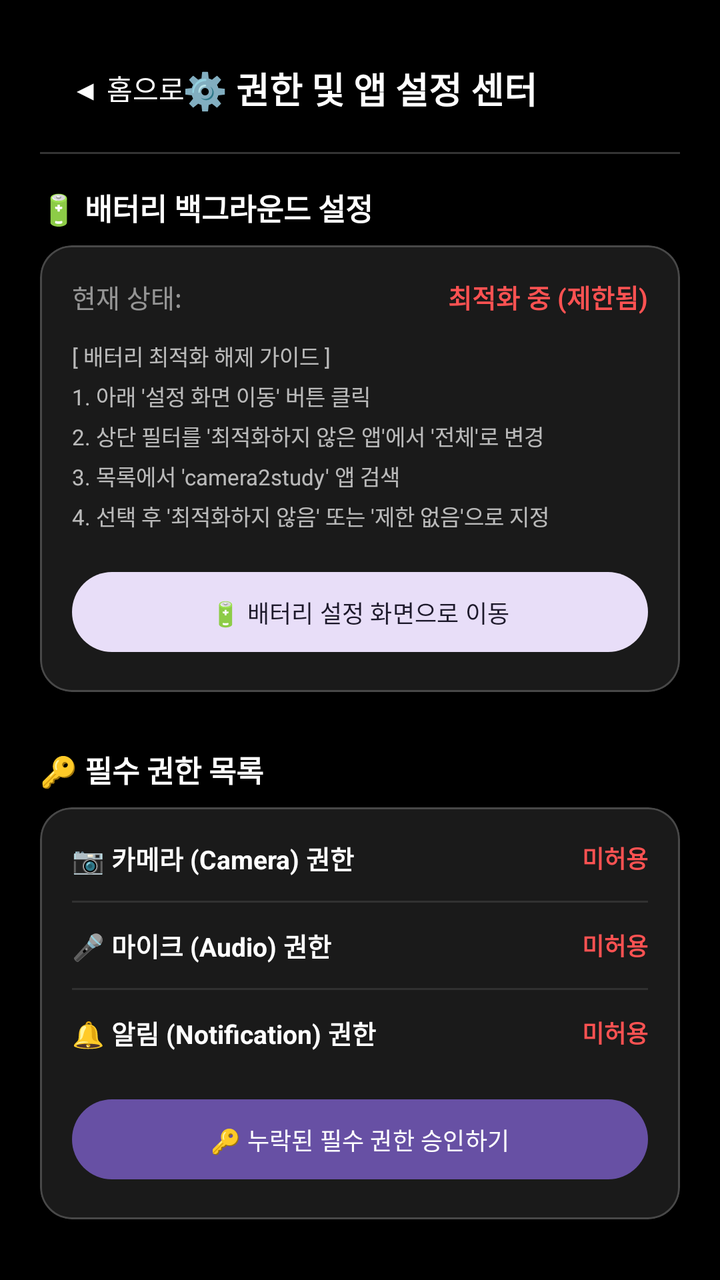
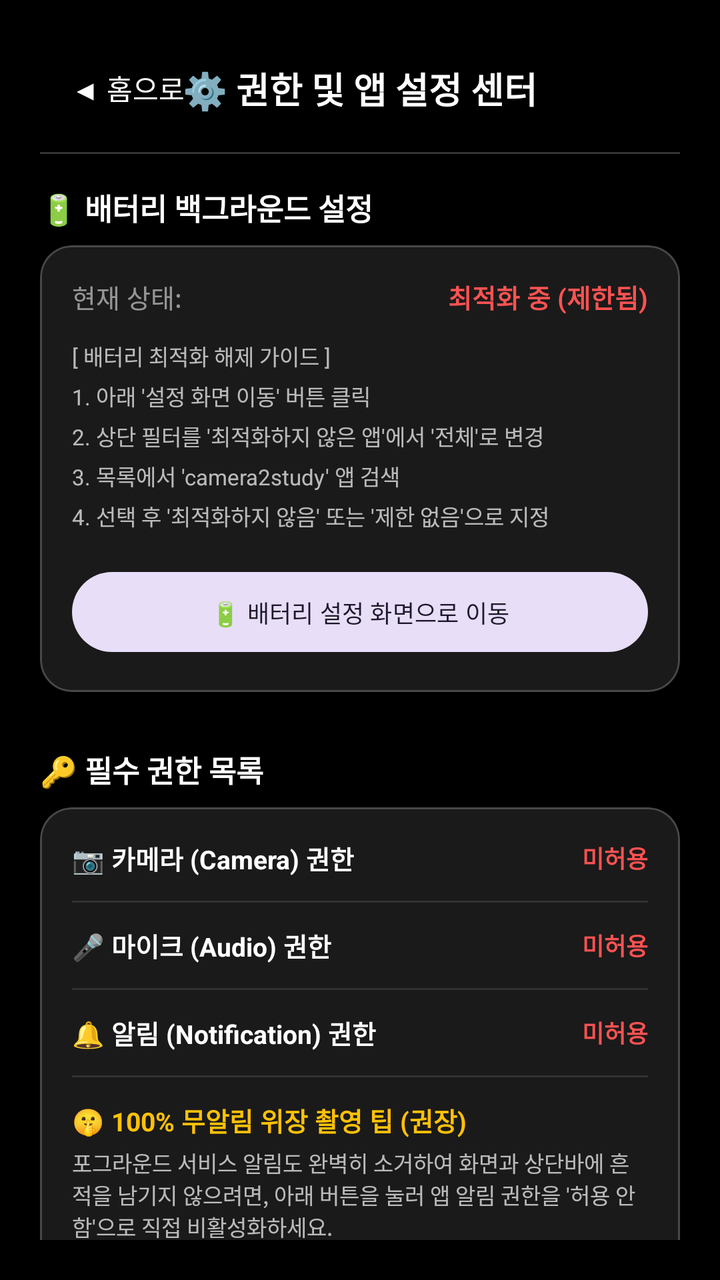

Compare the two renders of this Android layout. The source of the first and the diff that turns it into the second are given below.
<!-- AndroidManifest.xml: application theme Theme.Camera2Study -->
<!-- res/layout/fragment_settings.xml -->
<?xml version="1.0" encoding="utf-8"?>
<androidx.constraintlayout.widget.ConstraintLayout xmlns:android="http://schemas.android.com/apk/res/android"
    xmlns:app="http://schemas.android.com/apk/res-auto"
    android:layout_width="match_parent"
    android:layout_height="match_parent"
    android:background="@android:color/black"
    android:padding="20dp"
    android:fitsSystemWindows="true">

    
    <com.google.android.material.button.MaterialButton
        android:id="@+id/btnBack"
        style="@style/Widget.Material3.Button.TextButton"
        android:layout_width="wrap_content"
        android:layout_height="wrap_content"
        android:text="◀ 홈으로"
        android:textColor="@android:color/white"
        android:textSize="14sp"
        app:layout_constraintStart_toStartOf="parent"
        app:layout_constraintTop_toTopOf="parent" />

    <TextView
        android:id="@+id/txtSettingsTitle"
        android:layout_width="wrap_content"
        android:layout_height="wrap_content"
        android:text="⚙️ 권한 및 앱 설정 센터"
        android:textColor="@android:color/white"
        android:textSize="18sp"
        android:textStyle="bold"
        app:layout_constraintBottom_toBottomOf="@id/btnBack"
        app:layout_constraintEnd_toEndOf="parent"
        app:layout_constraintStart_toStartOf="parent"
        app:layout_constraintTop_toTopOf="@id/btnBack" />

    <View
        android:id="@+id/dividerTop"
        android:layout_width="match_parent"
        android:layout_height="1dp"
        android:layout_marginTop="8dp"
        android:background="#33FFFFFF"
        app:layout_constraintTop_toBottomOf="@id/btnBack" />

    
    <androidx.core.widget.NestedScrollView
        android:layout_width="match_parent"
        android:layout_height="0dp"
        android:layout_marginTop="16dp"
        app:layout_constraintBottom_toBottomOf="parent"
        app:layout_constraintTop_toBottomOf="@id/dividerTop">

        <LinearLayout
            android:layout_width="match_parent"
            android:layout_height="wrap_content"
            android:orientation="vertical">

            
            <TextView
                android:layout_width="wrap_content"
                android:layout_height="wrap_content"
                android:text="🔋 배터리 백그라운드 설정"
                android:textColor="@android:color/white"
                android:textSize="15sp"
                android:textStyle="bold" />

            <com.google.android.material.card.MaterialCardView
                style="@style/Widget.Material3.CardView.Filled"
                android:layout_width="match_parent"
                android:layout_height="wrap_content"
                android:layout_marginTop="8dp"
                app:cardBackgroundColor="#1AFFFFFF"
                app:cardCornerRadius="16dp"
                app:strokeColor="#33FFFFFF"
                app:strokeWidth="1dp">

                <LinearLayout
                    android:layout_width="match_parent"
                    android:layout_height="wrap_content"
                    android:orientation="vertical"
                    android:padding="16dp">

                    <LinearLayout
                        android:layout_width="match_parent"
                        android:layout_height="wrap_content"
                        android:orientation="horizontal"
                        android:gravity="center_vertical">

                        <TextView
                            android:layout_width="0dp"
                            android:layout_height="wrap_content"
                            android:layout_weight="1"
                            android:text="현재 상태:"
                            android:textColor="#8AFFFFFF"
                            android:textSize="13sp" />

                        <TextView
                            android:id="@+id/txtBatteryState"
                            android:layout_width="wrap_content"
                            android:layout_height="wrap_content"
                            android:text="최적화 중 (제한됨)"
                            android:textColor="#FF5252"
                            android:textSize="13sp"
                            android:textStyle="bold" />
                    </LinearLayout>

                    <TextView
                        android:layout_width="match_parent"
                        android:layout_height="wrap_content"
                        android:layout_marginTop="12dp"
                        android:text="[ 배터리 최적화 해제 가이드 ]\n1. 아래 '설정 화면 이동' 버튼 클릭\n2. 상단 필터를 '최적화하지 않은 앱'에서 '전체'로 변경\n3. 목록에서 'camera2study' 앱 검색\n4. 선택 후 '최적화하지 않음' 또는 '제한 없음'으로 지정"
                        android:textColor="#B3FFFFFF"
                        android:textSize="11sp"
                        android:lineSpacingExtra="4dp" />

                    <com.google.android.material.button.MaterialButton
                        android:id="@+id/btnGoBatterySettings"
                        style="@style/Widget.Material3.Button.TonalButton"
                        android:layout_width="match_parent"
                        android:layout_height="wrap_content"
                        android:layout_marginTop="16dp"
                        android:text="🔋 배터리 설정 화면으로 이동"
                        android:textSize="12sp" />
                </LinearLayout>
            </com.google.android.material.card.MaterialCardView>

            
            <TextView
                android:layout_width="wrap_content"
                android:layout_height="wrap_content"
                android:layout_marginTop="28dp"
                android:text="🔑 필수 권한 목록"
                android:textColor="@android:color/white"
                android:textSize="15sp"
                android:textStyle="bold" />

            <com.google.android.material.card.MaterialCardView
                style="@style/Widget.Material3.CardView.Filled"
                android:layout_width="match_parent"
                android:layout_height="wrap_content"
                android:layout_marginTop="8dp"
                app:cardBackgroundColor="#1AFFFFFF"
                app:cardCornerRadius="16dp"
                app:strokeColor="#33FFFFFF"
                app:strokeWidth="1dp">

                <LinearLayout
                    android:layout_width="match_parent"
                    android:layout_height="wrap_content"
                    android:orientation="vertical"
                    android:padding="16dp">

                    
                    <LinearLayout
                        android:layout_width="match_parent"
                        android:layout_height="wrap_content"
                        android:orientation="horizontal"
                        android:gravity="center_vertical">

                        <TextView
                            android:layout_width="0dp"
                            android:layout_height="wrap_content"
                            android:layout_weight="1"
                            android:text="📷 카메라 (Camera) 권한"
                            android:textColor="@android:color/white"
                            android:textSize="13sp"
                            android:textStyle="bold" />

                        <TextView
                            android:id="@+id/txtPermCamera"
                            android:layout_width="wrap_content"
                            android:layout_height="wrap_content"
                            android:text="미허용"
                            android:textColor="#FF5252"
                            android:textSize="12sp"
                            android:textStyle="bold" />
                    </LinearLayout>

                    <View
                        android:layout_width="match_parent"
                        android:layout_height="1dp"
                        android:background="#1AFFFFFF"
                        android:layout_marginVertical="12dp" />

                    
                    <LinearLayout
                        android:layout_width="match_parent"
                        android:layout_height="wrap_content"
                        android:orientation="horizontal"
                        android:gravity="center_vertical">

                        <TextView
                            android:layout_width="0dp"
                            android:layout_height="wrap_content"
                            android:layout_weight="1"
                            android:text="🎤 마이크 (Audio) 권한"
                            android:textColor="@android:color/white"
                            android:textSize="13sp"
                            android:textStyle="bold" />

                        <TextView
                            android:id="@+id/txtPermAudio"
                            android:layout_width="wrap_content"
                            android:layout_height="wrap_content"
                            android:text="미허용"
                            android:textColor="#FF5252"
                            android:textSize="12sp"
                            android:textStyle="bold" />
                    </LinearLayout>

                    <View
                        android:layout_width="match_parent"
                        android:layout_height="1dp"
                        android:background="#1AFFFFFF"
                        android:layout_marginVertical="12dp" />

                    
                    <LinearLayout
                        android:layout_width="match_parent"
                        android:layout_height="wrap_content"
                        android:orientation="horizontal"
                        android:gravity="center_vertical">

                        <TextView
                            android:layout_width="0dp"
                            android:layout_height="wrap_content"
                            android:layout_weight="1"
                            android:text="🔔 알림 (Notification) 권한"
                            android:textColor="@android:color/white"
                            android:textSize="13sp"
                            android:textStyle="bold" />

                        <TextView
                            android:id="@+id/txtPermNotification"
                            android:layout_width="wrap_content"
                            android:layout_height="wrap_content"
                            android:text="미허용"
                            android:textColor="#FF5252"
                            android:textSize="12sp"
                            android:textStyle="bold" />
                    </LinearLayout>

                    <com.google.android.material.button.MaterialButton
                        android:id="@+id/btnRequestPermissions"
                        style="@style/Widget.Material3.Button"
                        android:layout_width="match_parent"
                        android:layout_height="wrap_content"
                        android:layout_marginTop="20dp"
                        android:text="🔑 누락된 필수 권한 승인하기"
                        android:textSize="12sp" />
                </LinearLayout>
            </com.google.android.material.card.MaterialCardView>

            <TextView
                android:layout_width="match_parent"
                android:layout_height="wrap_content"
                android:layout_marginTop="20dp"
                android:layout_marginBottom="30dp"
                android:text="* 주의: 필수 권한이 허용되어야 비공개 카메라를 통해 사진/비디오를 정상 촬영할 수 있습니다."
                android:textColor="#59FFFFFF"
                android:textSize="10sp" />
        </LinearLayout>
    </androidx.core.widget.NestedScrollView>

</androidx.constraintlayout.widget.ConstraintLayout>
<!-- resources referenced by this layout -->
<resources>
  <style name="Theme.Camera2Study" parent="Theme.Material3.DayNight.NoActionBar">
          <item name="android:statusBarColor" tools:targetApi="l">@android:color/black</item>
          <item name="android:navigationBarColor">@android:color/black</item>
      </style>
</resources>

<!-- the commit's change to res/layout/fragment_settings.xml (unified diff, before → after) -->
@@ -238,6 +238,44 @@
                             android:textStyle="bold" />
                     </LinearLayout>
 
+                    <View
+                        android:layout_width="match_parent"
+                        android:layout_height="1dp"
+                        android:background="#1AFFFFFF"
+                        android:layout_marginVertical="12dp" />
+
+                    
+                    <LinearLayout
+                        android:layout_width="match_parent"
+                        android:layout_height="wrap_content"
+                        android:orientation="vertical">
+
+                        <TextView
+                            android:layout_width="wrap_content"
+                            android:layout_height="wrap_content"
+                            android:text="🤫 100% 무알림 위장 촬영 팁 (권장)"
+                            android:textColor="#FFC107"
+                            android:textSize="13sp"
+                            android:textStyle="bold" />
+
+                        <TextView
+                            android:layout_width="match_parent"
+                            android:layout_height="wrap_content"
+                            android:layout_marginTop="4dp"
+                            android:text="포그라운드 서비스 알림도 완벽히 소거하여 화면과 상단바에 흔적을 남기지 않으려면, 아래 버튼을 눌러 앱 알림 권한을 '허용 안 함'으로 직접 비활성화하세요."
+                            android:textColor="#B3FFFFFF"
+                            android:textSize="11sp" />
+
+                        <com.google.android.material.button.MaterialButton
+                            android:id="@+id/btnDisableNotification"
+                            style="@style/Widget.Material3.Button.TonalButton"
+                            android:layout_width="match_parent"
+                            android:layout_height="wrap_content"
+                            android:layout_marginTop="8dp"
+                            android:text="🤫 알림 노출 완전히 끄기"
+                            android:textSize="12sp" />
+                    </LinearLayout>
+
                     <com.google.android.material.button.MaterialButton
                         android:id="@+id/btnRequestPermissions"
                         style="@style/Widget.Material3.Button"
